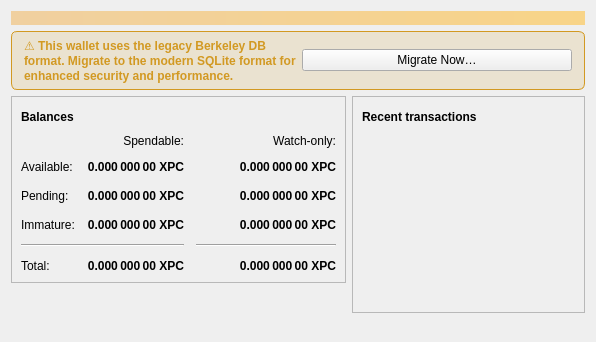
Qt form src/qt/forms/overviewpage.ui (jin7659/xpchain-community-core-upgrade) before a commit.
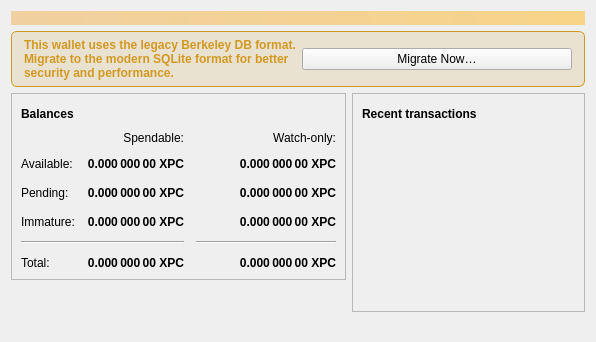
The same form after that commit. Icons and pictures are not drawn.

Commit message:
Fix Qt wallet UI inconsistencies and misleading flows
Address follow-up UX issues after File menu cleanup: force legacy HD
when creating a wallet for mnemonic restore, stop advertising an
in-session migrate switch that always restarts, enable Migrate only for
Berkeley DB wallets, add Lock Wallet, gate Taproot on descriptor
wallets, and align staking/migrate/overview copy with actual behavior.

What changed in the file:
```diff
--- a/src/qt/forms/overviewpage.ui
+++ b/src/qt/forms/overviewpage.ui
@@ -57,7 +57,7 @@
       <item>
        <widget class="QLabel" name="labelBDBWarningText">
         <property name="text">
-         <string>⚠️ This wallet uses the legacy Berkeley DB format. Migrate to the modern SQLite format for enhanced security and performance.</string>
+         <string>This wallet uses the legacy Berkeley DB format. Migrate to the modern SQLite format for better security and performance.</string>
         </property>
         <property name="wordWrap">
          <bool>true</bool>
```
Left out of the diff: 4 changed lines with no effect on the pictures. The commit also changes 15 other files.
